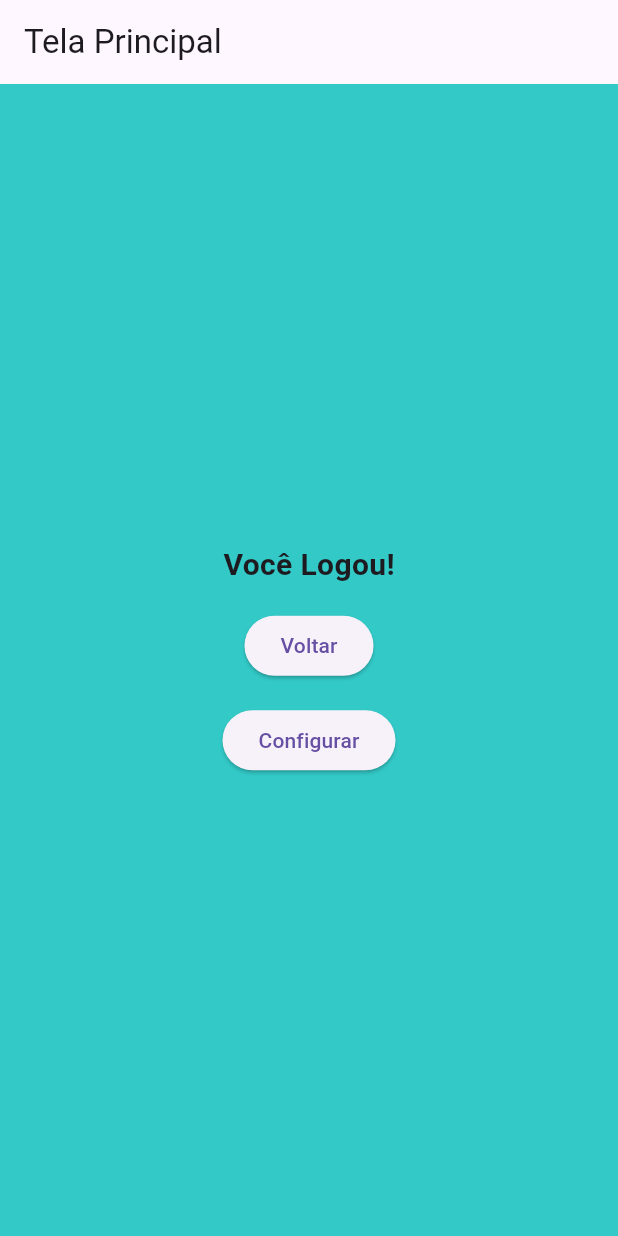
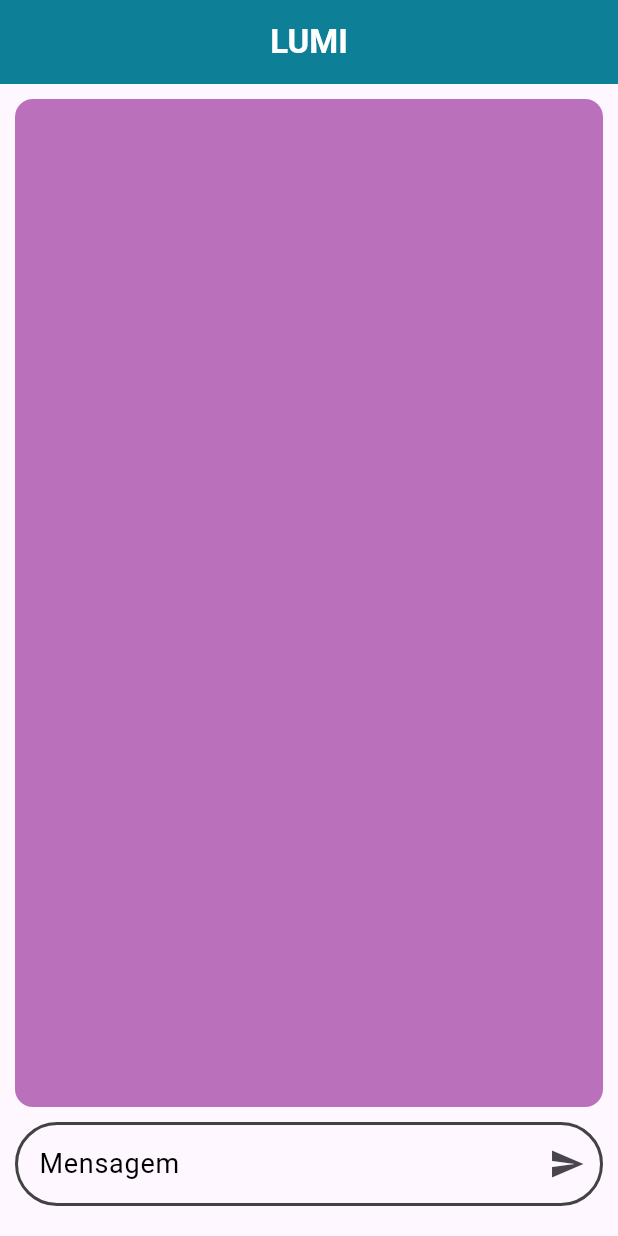
Before and after one commit to netoids/ChatbotWithLLM-Flutter, a Flutter app: the screen it shows after launch, after a tap on "Entrar", on a phone screen of 412 x 824 dp. Run offline on Flutter 3.47's test engine with Material 3 defaults, Android fonts, the phone set to English and light mode, and no system bars; our stand-ins replace dio, flutter_markdown, mask_text_input_formatter.

Commit message:
Tela de chat com LLM

```diff
--- /dev/null
+++ b/dsi_app/lib/src/Controller/ollama_controller.dart
@@ -0,0 +1,7 @@
+import 'package:dsi_app/src/repositories/ollama_repository.dart';
+
+class OllamaController {
+  Stream<String>? generateResponse(String prompt) {
+    return OllamaRepository.generateResponse(prompt);
+  }
+}
--- /dev/null
+++ b/dsi_app/lib/src/models/Chatbot_model.dart
@@ -0,0 +1,47 @@
+// ignore_for_file: prefer_final_fields
+
+// Enum para controlar os 'tipos de pessoas' possíveis de se ter no chatbot
+enum ChatbotTipoPessoa {
+  user,
+  ia;
+}
+
+class ChatbotMessageModel {
+  ChatbotMessageModel.usuario(this.question) : tipoPessoa = ChatbotTipoPessoa.user;
+  ChatbotMessageModel.ia() : tipoPessoa = ChatbotTipoPessoa.ia;
+
+  final ChatbotTipoPessoa tipoPessoa;
+  String? question; //Quando a mensagem for da IA, question será null
+
+  // Armazena as respostas da IA em uma lista
+  List<IAResponseModel> _iaResponses = [];
+
+  // Getter para verificar se a mensagem é do usuário
+  bool get isUser => tipoPessoa == ChatbotTipoPessoa.user;
+
+  // Obtém o texto completo gerado pela a IA
+  String get fullIaResponseText {
+    return _iaResponses.map((e) => e.response).join('');
+  }
+
+  // Verifica se a IA já parou de responder
+  bool get iaResponseDone {
+    return _iaResponses.any((e) => e.isDone);
+  }
+
+  // Adiciona uma nova resposta da IA
+  void addIAResponse(IAResponseModel response) {
+    _iaResponses.add(response);
+  }
+}
+
+// Classe model para as respostas da IA
+class IAResponseModel {
+  IAResponseModel.fromWeb(Map data) {
+    response = data['response'];
+    isDone = data['done'];
+  }
+
+  late final String response;
+  late final bool isDone;
+}
--- a/dsi_app/lib/src/shared/CustomText.dart
+++ b/dsi_app/lib/src/shared/CustomText.dart
@@ -9,14 +9,14 @@ class CustomTextField extends StatelessWidget {
   final TextEditingController controller;
 
   const CustomTextField({
-    Key? key,
+    super.key,
     required this.icon,
     required this.label,
     this.isObscure = false,
     this.iconSize = 20,
     this.validator,
     required this.controller,
-  }) : super(key: key);
+  });
 
   @override
   Widget build(BuildContext context) {
--- a/dsi_app/lib/src/view/EnterPage.dart
+++ b/dsi_app/lib/src/view/EnterPage.dart
@@ -1,52 +1,206 @@
+import 'dart:convert';
+//import 'package:flutter_ollama_ai/screens/history.dart';
 import 'package:flutter/material.dart';
+import 'package:flutter_markdown/flutter_markdown.dart';
+import 'package:dsi_app/src/Controller/ollama_controller.dart';
+import 'package:dsi_app/src/models/Chatbot_model.dart';
 
 class EnterPage extends StatefulWidget {
   const EnterPage({super.key});
   static const routeName = '/EnterPage';
 
   @override
-  State<EnterPage> createState() => _EnterPageState();
+  State<EnterPage> createState() => _HomeScreenState();
 }
 
-class _EnterPageState extends State<EnterPage> {
+class _HomeScreenState extends State<EnterPage> {
+  // TextEditingController para obter o texto do campo de mensagem
+  final messageController = TextEditingController();
+
+  // ScrollController para sempre mantermos a lista visível, conforme a IA vai gerando a resposta
+  final scrollController = ScrollController();
+
+  final formKey = GlobalKey<FormState>();
+
+  // Armazenará as mensagens do chat
+  List<ChatbotMessageModel> messages = [];
+
+  @override
+  void dispose() {
+    messageController.dispose();
+
+    super.dispose();
+  }
+
+  // Método chamado sempre que o usuário fizer uma nova mensagem
+  void onNewMessage() {
+    FocusManager.instance.primaryFocus!.unfocus(); // Retira o focus do TextField
+
+    if (!formKey.currentState!.validate()) return;
+
+    final question = messageController.text;
+
+    setState(() {
+      // Adiciona a mensagem do usuário a lista de mensagens
+      messages.add(ChatbotMessageModel.usuario(question));
+    });
+
+    // Cria uma nova mensagem, de IA, que futuramente terá as respostas adicionadas conforme a Stream de dados
+    final messageIa = ChatbotMessageModel.ia();
+
+    setState(() {
+      messages.add(messageIa);
+    });
+
+    // Faz a requisição pra API, obtendo uma Stream<String>? como resposta
+    final stream = OllamaController().generateResponse(question);
+
+    // Ouve a Stream
+    stream?.listen(
+      (data) {
+        // Decodifica a resposta e adiciona a resposta na mensagem criada para a IA
+        final iaResponse = IAResponseModel.fromWeb(jsonDecode(data));
+        setState(() {
+          messageIa.addIAResponse(iaResponse);
+        });
+
+        // A cada nova resposta da IA, mantém a ListView sempre visível (final do conteúdo)
+        if (scrollController.hasClients) {
+          scrollController.jumpTo(scrollController.position.maxScrollExtent);
+        }
+      },
+      onError: (err) {
+        // Tratamento de erros na geração de respostas
+      },
+      onDone: () {
+        // Ao finalizar a geração das respostas
+      },
+    );
+
+    // Limpa o prompt de mensagem após a inserção
+    messageController.clear();
+  }
+
   @override
   Widget build(BuildContext context) {
-    return MaterialApp(
-      debugShowCheckedModeBanner: false,
-      home: Scaffold(
-        appBar: AppBar(
-          title: const Text('Tela Principal'),
+    final borderDecoration = OutlineInputBorder(
+      borderRadius: BorderRadius.circular(50),
+      borderSide: BorderSide(
+        color: Colors.grey[800]!,
+        width: 2,
+      ),
+    );
+
+    return Scaffold(
+      appBar: AppBar(
+        title: const Text('LUMI', style: TextStyle(color: Colors.white, fontWeight: FontWeight.bold)),
+        backgroundColor: const Color.fromARGB(255, 3, 133, 150),
+        elevation: 5,
+        centerTitle: true,
+      ),
+      body: Padding(
+        padding: const EdgeInsets.all(10),
+        child: Column(
+          children: [
+            Expanded(
+              child: Container(
+                decoration: BoxDecoration(
+                  color: Color.fromARGB(255, 186, 112, 186),
+                  borderRadius: BorderRadius.circular(12),
+                ),
+                child: ListView.separated(
+                  controller: scrollController,
+                  padding: const EdgeInsets.all(10),
+                  itemCount: messages.length,
+                  itemBuilder: (_, index) {
+                    final message = messages[index];
+
+                    return CardMessage(message: message);
+                  },
+                  separatorBuilder: (_, __) => const SizedBox(height: 5),
+                ),
+              ),
+            ),
+            const SizedBox(height: 10),
+            Form(
+              key: formKey,
+              child: TextFormField(
+                controller: messageController,
+                validator: (message) {
+                  if (message!.trim().isEmpty) {
+                    return 'Informe uma mensagem';
+                  }
+
+                  return null;
+                },
+                autocorrect: false,
+                enableSuggestions: false,
+                decoration: InputDecoration(
+                  hintText: 'Insira sua mensagem...',
+                  labelText: 'Mensagem',
+                  labelStyle: const TextStyle(
+                    color: Colors.black,
+                    fontSize: 18,
+                  ),
+                  border: borderDecoration,
+                  errorBorder: borderDecoration,
+                  enabledBorder: borderDecoration,
+                  focusedBorder: borderDecoration,
+                  disabledBorder: borderDecoration,
+                  focusedErrorBorder: borderDecoration,
+                  suffixIcon: IconButton(
+                    icon: const Icon(Icons.send),
+                    onPressed: onNewMessage,
+                    tooltip: 'Enviar',
+                  ),
+                ),
+              ),
+            ),
+            const SizedBox(height: 10),
+          ],
         ),
-        body: Container(
-          color: Color.fromARGB(255, 50, 201, 199),
-          child: Center(
+      ),
+    );
+  }}
+class CardMessage extends StatelessWidget {
+  const CardMessage({
+    required this.message,
+    super.key,
+  });
+
+  final ChatbotMessageModel message;
+
+  @override
+  Widget build(BuildContext context) {
+    return Align(
+      alignment: message.isUser ? Alignment.centerRight : Alignment.centerLeft,
+      child: ConstrainedBox(
+        constraints: const BoxConstraints(minWidth: 300),
+        child: Card(
+          elevation: 1,
+          shape: RoundedRectangleBorder(
+            borderRadius: BorderRadius.circular(12),
+            side: BorderSide(
+              color: Colors.grey[300]!,
+              width: 1.5,
+            ),
+          ),
+          child: Padding(
+            padding: const EdgeInsets.all(10),
             child: Column(
-              mainAxisAlignment: MainAxisAlignment.center,
+              crossAxisAlignment: CrossAxisAlignment.start,
               children: [
-                const Text(
-                  'Você Logou!',
+                Text(
+                  message.isUser ? 'Você' : 'Lumi',
                   style: TextStyle(
-                    fontSize: 20.0,
+                    color: Colors.blue[500],
+                    fontSize: 18,
                     fontWeight: FontWeight.bold,
                   ),
                 ),
-                Padding(
-                  padding: const EdgeInsets.only(top: 15),
-                  child: ElevatedButton(
-                    onPressed: () {
-                      Navigator.pushNamed(context, "/Login");
-                    },
-                    child: const Text('Voltar'),
-                  ),
-                ),
-                Padding(
-                  padding: const EdgeInsets.only(top: 15),
-                  child: ElevatedButton(
-                    onPressed: () {
-                      Navigator.pushNamed(context, "/Config");
-                    },
-                    child: const Text('Configurar'),
-                  ),
+                const SizedBox(height: 10),
+                MarkdownBody(
+                  data: message.isUser ? message.question! : message.fullIaResponseText,
                 ),
               ],
             ),
--- a/dsi_app/pubspec.yaml
+++ b/dsi_app/pubspec.yaml
@@ -40,6 +40,8 @@ dependencies:
 dev_dependencies:
   flutter_test:
     sdk: flutter
+  dio: ^5.4.3+1
+  flutter_markdown: ^0.7.2+1
 
   # The "flutter_lints" package below contains a set of recommended lints to
   # encourage good coding practices. The lint set provided by the package is
```
Also changed, not shown: dsi_app/lib/src/repositories/ollama_repository.dart (added, +15 -0 lines), dsi_app/lib/src/services/http_service.dart (added, +24 -0 lines), dsi_app/pubspec.lock.
